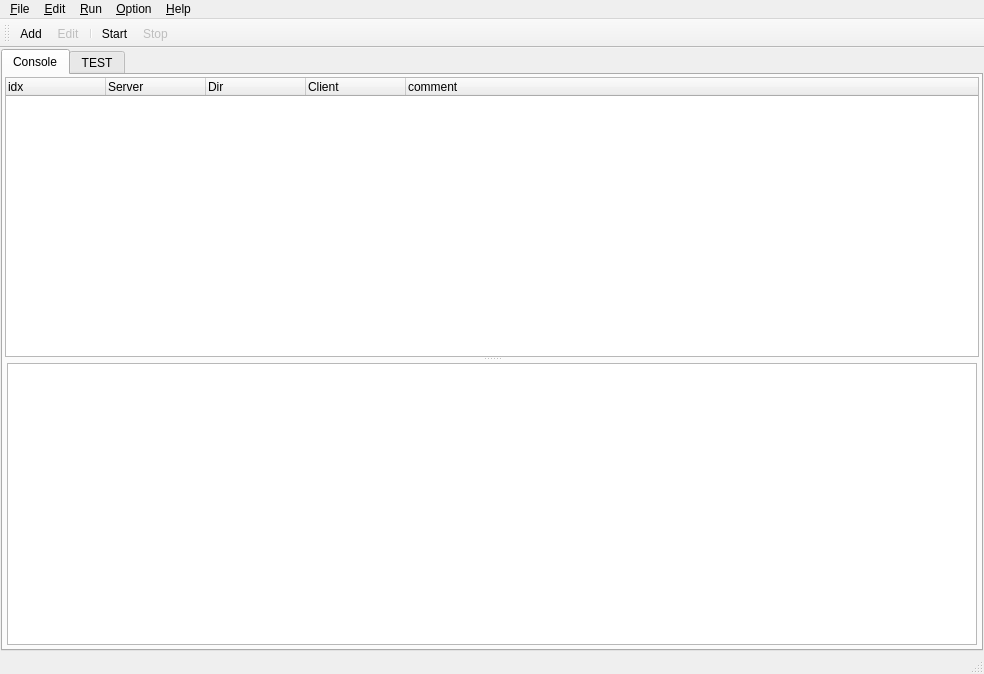
coolshou/qiperf, file qiperfc/src/qiperfc.ui: the form before one commit.
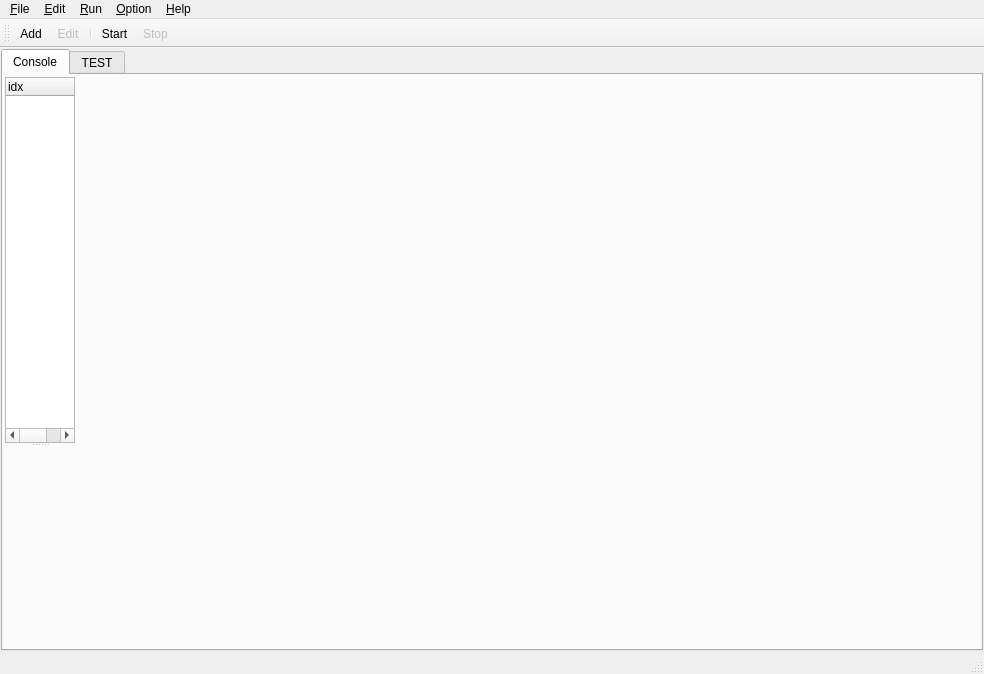
The form after the commit. Icons and pictures are not drawn. Custom widgets are drawn as their Qt base class.

```diff
--- a/qiperfc/src/qiperfc.ui
+++ b/qiperfc/src/qiperfc.ui
@@ -114,6 +114,9 @@
             <property name="spacing">
              <number>2</number>
             </property>
+            <property name="sizeConstraint">
+             <enum>QLayout::SetMaximumSize</enum>
+            </property>
             <property name="leftMargin">
              <number>2</number>
             </property>
@@ -126,9 +129,6 @@
             <property name="bottomMargin">
              <number>2</number>
             </property>
-            <item>
-             <widget class="QtCharts::QChartView" name="cv_throughput"/>
-            </item>
            </layout>
           </widget>
          </widget>
@@ -433,14 +433,6 @@
    </property>
   </action>
  </widget>
- <customwidgets>
-  <customwidget>
-   <class>QtCharts::QChartView</class>
-   <extends>QGraphicsView</extends>
-   <header location="global">QtCharts/QChartView&gt;
-#include &lt;QtCharts/chartsnamespace.h</header>
-  </customwidget>
- </customwidgets>
  <resources>
   <include location="../../qiperf.qrc"/>
  </resources>
```
Left out of the diff: 7 changed lines with no effect on the pictures.
